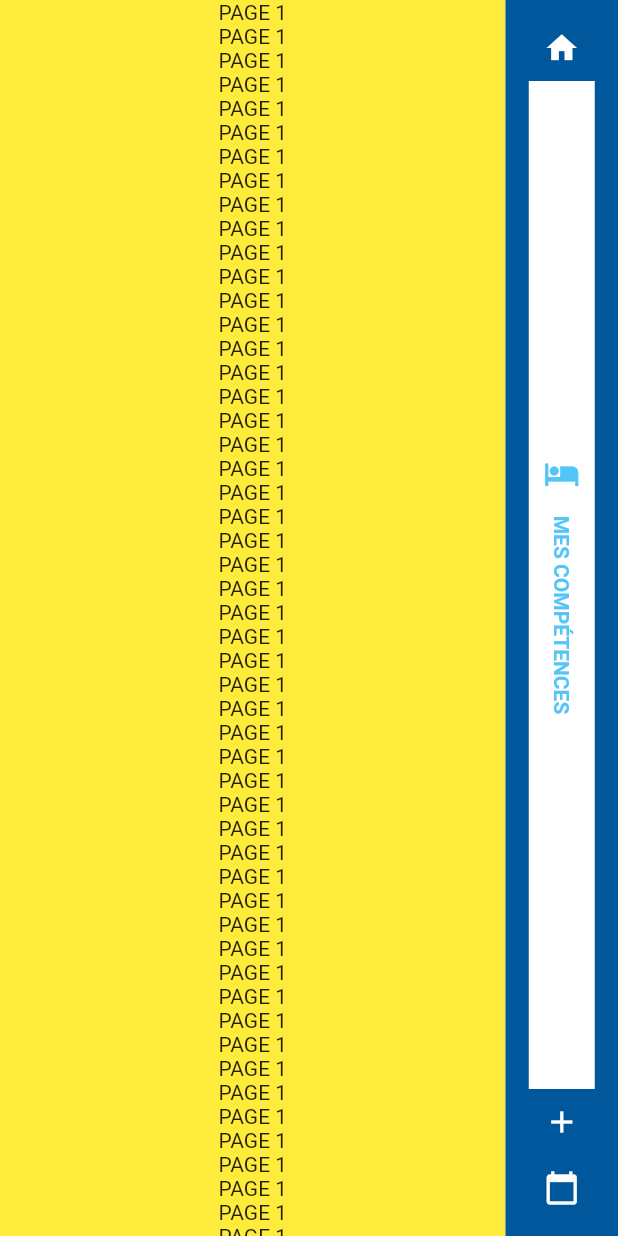
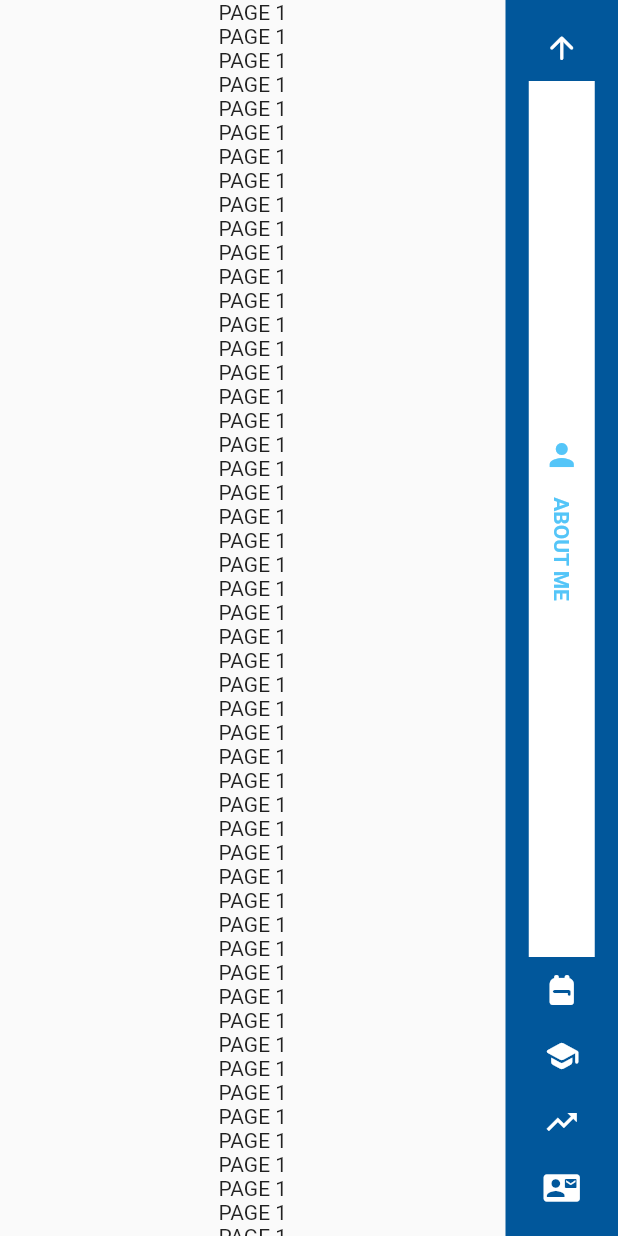
Before and after one commit to Tri7Ratops/simple_cv, a Flutter app: the screen it shows after launch, swiped to page 2, on a phone screen of 412 x 824 dp. Run offline on Flutter 3.47's test engine with Material 2 defaults, Android fonts, the phone set to English and light mode, and no system bars; drawn by our look-alikes of scroll_to_index; our stand-ins replace bloc, equatable, flutter_bloc, visibility_detector.

Commit message:
[+] Update NavigationItem to fit real CV

```diff
--- a/lib/screens/home/views/home_page.dart
+++ b/lib/screens/home/views/home_page.dart
@@ -33,7 +33,7 @@ class HomePage extends StatelessWidget {
   Widget _getHeader() {
     return GestureDetector(
       onTap: () => _navigate(1),
-      onTapDown:  (_) => _navigate(1),
+      onTapDown: (_) => _navigate(1),
       child: Center(
         child: Image.asset("assets/logo.png"),
       ),
@@ -48,30 +48,47 @@ class HomePage extends StatelessWidget {
           defaultIconColor: Colors.white,
           onTap: () => _navigate(0),
           page: null,
-          icon: Icons.home,
+          icon: Icons.arrow_upward_rounded,
         ),
         VerticalNavigationItem(
           defaultIconColor: Colors.white,
           focusTextColor: Theme.of(context).primaryColor,
           focusIconColor: Theme.of(context).primaryColor,
           page: ContentAboutMe(),
-          icon: Icons.hotel,
-          iconTitle: "Mes compétences".toUpperCase(),
+          icon: Icons.person,
+          iconTitle: "About me".toUpperCase(),
         ),
         VerticalNavigationItem(
           defaultIconColor: Colors.white,
           focusTextColor: Theme.of(context).primaryColor,
           focusIconColor: Theme.of(context).primaryColor,
           page: ContentExperiences(),
-          icon: Icons.add,
-          iconTitle: "Ceci est un très long texte qu'il faut forcement gérer, vraiment très très long. Est-ce qu'une tarte à la créme en plus suffira ?",
+          icon: Icons.backpack_rounded,
+          iconTitle: "Experience".toUpperCase(),
         ),
         VerticalNavigationItem(
           defaultIconColor: Colors.white,
           focusTextColor: Theme.of(context).primaryColor,
           focusIconColor: Theme.of(context).primaryColor,
           page: ContentSkills(),
-          icon: Icons.calendar_today,
+          icon: Icons.school_rounded,
+          iconTitle: "Education".toUpperCase(),
+        ),
+        VerticalNavigationItem(
+          defaultIconColor: Colors.white,
+          focusTextColor: Theme.of(context).primaryColor,
+          focusIconColor: Theme.of(context).primaryColor,
+          page: ContentSkills(),
+          icon: Icons.trending_up,
+          iconTitle: "Skills".toUpperCase(),
+        ),
+        VerticalNavigationItem(
+          defaultIconColor: Colors.white,
+          focusTextColor: Theme.of(context).primaryColor,
+          focusIconColor: Theme.of(context).primaryColor,
+          page: ContentSkills(),
+          icon: Icons.contact_mail_rounded,
+          iconTitle: "Contact".toUpperCase(),
         ),
       ],
     );
--- a/lib/screens/home/widgets/vertical_navigation.dart
+++ b/lib/screens/home/widgets/vertical_navigation.dart
@@ -90,7 +90,6 @@ class _VerticalNavigationState extends State<VerticalNavigation> {
   Widget _getPagesColumn() {
     return Container(
       width: MediaQuery.of(context).size.width - widget.navigationWidth,
-      color: Colors.yellow,
       child: ListView.builder(
         controller: controller,
         scrollDirection: Axis.vertical,
```
Also changed, not shown: assets/icon_user.png (added).
